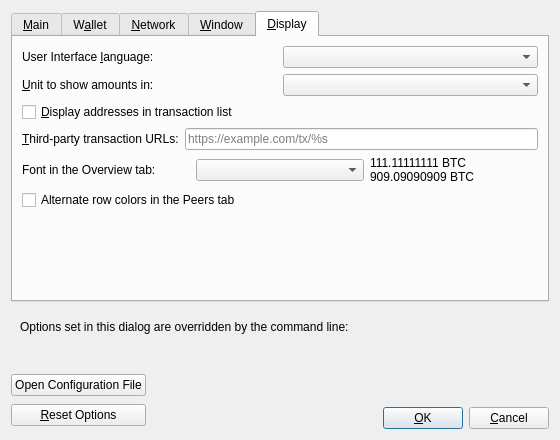
The window that src/qt/forms/optionsdialog.ui (l0rinc/bitcoin) describes before a commit, drawn with Qt 5.
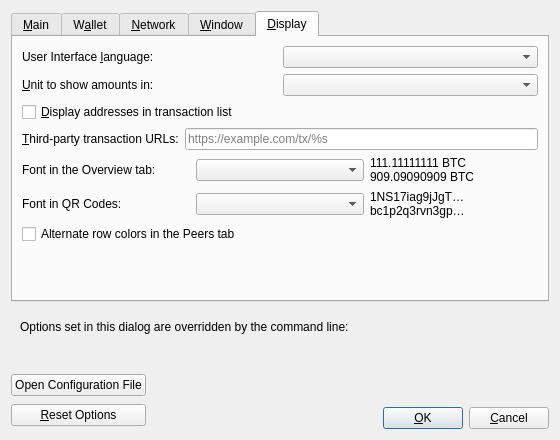
The same window after the commit. The open tabs and pages were chosen to show the change. Custom widgets are drawn as their Qt base class.

Commit message: GUI: Enable customisation of QR Code font

The edit to the form file:
```diff
--- a/src/qt/forms/optionsdialog.ui
+++ b/src/qt/forms/optionsdialog.ui
@@ -796,6 +796,31 @@
          </item>
         </layout>
        </item>
+       <item>
+        <layout class="QHBoxLayout" name="horizontalLayout_qrFont">
+         <item>
+          <widget class="QLabel" name="qrFontLabel">
+           <property name="text">
+            <string>Font in QR Codes: </string>
+           </property>
+           <property name="buddy">
+            <cstring>qrFont</cstring>
+           </property>
+          </widget>
+         </item>
+         <item>
+          <widget class="QComboBox" name="qrFont"/>
+         </item>
+         <item>
+          <widget class="QLabel" name="qrFont_preview">
+           <property name="text">
+            <string notr="true">1NS17iag9jJgT…
+bc1p2q3rvn3gp…</string>
+           </property>
+          </widget>
+         </item>
+        </layout>
+       </item>
        <item>
         <widget class="QCheckBox" name="peersTabAlternatingRowColors">
          <property name="toolTip">
```
The commit also changes 6 other files.
